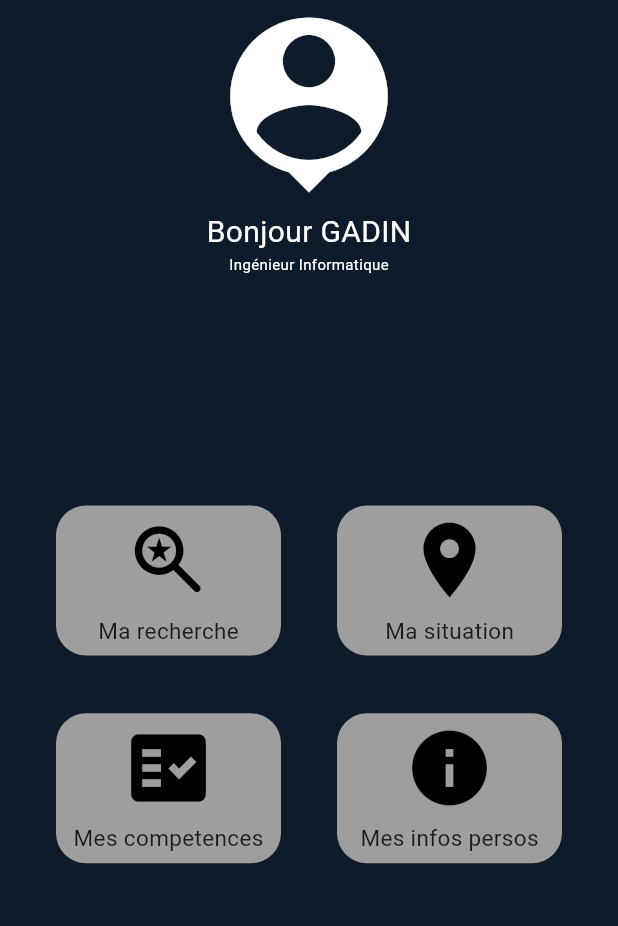
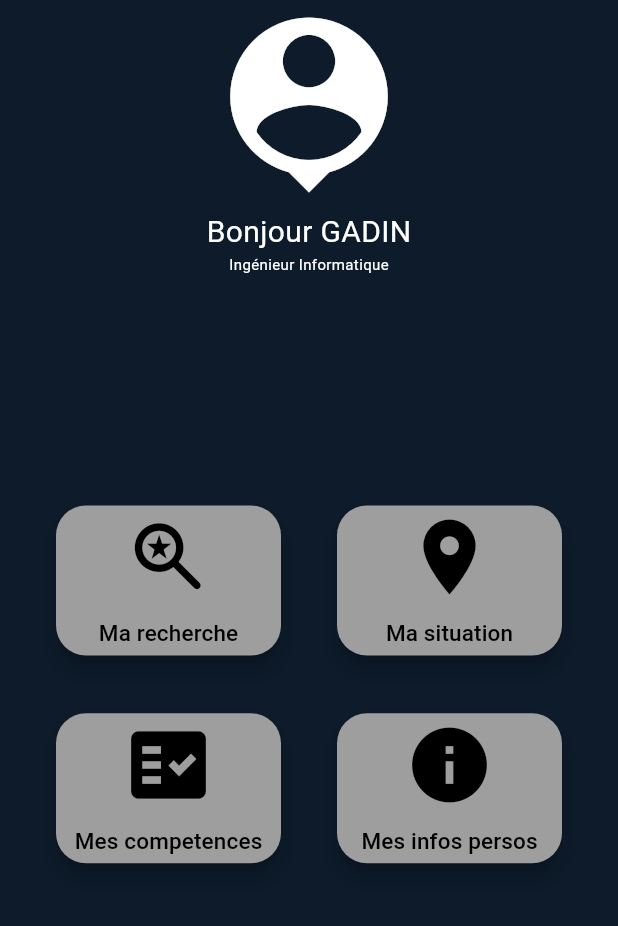
Before and after one commit to algosup/2023-2024-project-5-flutter-team-2, a Flutter app: the CandidateProfile screen opened directly, on a phone screen of 412 x 824 dp, the part 84-1010 px from its top. Run offline on Flutter 3.47's test engine with Material 3 defaults, Android fonts, the phone set to English and light mode, and no system bars; our stand-ins replace get, google_fonts, swipe_cards.

Commit message:
Added button links

```diff
--- a/adoptacandidate/lib/candidate_Profile.dart
+++ b/adoptacandidate/lib/candidate_Profile.dart
@@ -1,3 +1,6 @@
+import 'package:adoptacandidate/MySituation.dart';
+import 'package:adoptacandidate/research.dart';
+import 'package:adoptacandidate/softskills.dart';
 import 'package:flutter/material.dart';
 
 class CandidateProfile extends StatelessWidget {
@@ -30,13 +33,13 @@ class CandidateProfile extends StatelessWidget {
         ),
       ),
       backgroundColor: const Color(0xFF0D1B2A),
-      body: const Column(
+      body: Column(
         children: [
           Expanded(
             child: Column(
               mainAxisAlignment: MainAxisAlignment.start,
               children: [
-                Column(
+                const Column(
                   mainAxisAlignment: MainAxisAlignment.spaceBetween,
                   children: [
                     Icon(
@@ -61,39 +64,66 @@ class CandidateProfile extends StatelessWidget {
                   ],
                 ),
 
-                Spacer(
+                const Spacer(
                     flex:
                         4), // Adjust the flex value to control the space above the containers
                 Row(
                   mainAxisAlignment: MainAxisAlignment.spaceEvenly,
                   children: [
-                    ProfileBox(
+                    ProfileIconButton(
                       text: 'Ma recherche',
                       icon: Icons.saved_search_rounded,
+                      onPressed: () {
+                        // Add profile button action
+                        Navigator.push(
+                            context,
+                            MaterialPageRoute(
+                                builder: (context) =>
+                                     const Research()));
+                      },
                     ),
-                    ProfileBox(
+                    ProfileIconButton(
                       text: 'Ma situation',
                       icon: Icons.location_on,
+                      onPressed: () {
+                        // Add profile button action
+                        Navigator.push(
+                            context,
+                            MaterialPageRoute(
+                                builder: (context) =>
+                                     MySituation()));
+                      },
                     ),
                   ],
                 ),
-                Spacer(
+                const Spacer(
                     flex:
                         1), // Adjust the flex value to control the space below the containers
                 Row(
                   mainAxisAlignment: MainAxisAlignment.spaceEvenly,
                   children: [
-                    ProfileBox(
+                    ProfileIconButton(
                       text: 'Mes competences',
                       icon: Icons.fact_check,
+                      onPressed: () {
+                        // Add profile button action
+                        Navigator.push(
+                            context,
+                            MaterialPageRoute(
+                                builder: (context) =>
+                                     SoftSkills()));
+                      },
                     ),
-                    ProfileBox(
+                    ProfileIconButton(
                       text: 'Mes infos persos',
                       icon: Icons.info,
+                      onPressed: () {
+                        print('Mes infos persos');
+                      },
                     ),
                   ],
                 ),
-                Spacer(flex: 5),
+                const Spacer(flex: 5),
               ],
             ),
           ),
@@ -103,29 +133,41 @@ class CandidateProfile extends StatelessWidget {
   }
 }
 
-class ProfileBox extends StatelessWidget {
+
+class ProfileIconButton extends StatelessWidget {
   final String text;
   final IconData icon;
+  final VoidCallback onPressed;
 
-  const ProfileBox({super.key, required this.text, required this.icon});
+  const ProfileIconButton({
+    super.key,
+    required this.text,
+    required this.icon,
+    required this.onPressed,
+  });
 
   @override
   Widget build(BuildContext context) {
-    return Container(
-      height: 100,
-      width: 150,
-      decoration: const BoxDecoration(
-        color: Colors.grey,
-        borderRadius: BorderRadius.all(Radius.circular(20)),
+    return ElevatedButton(
+      style: ElevatedButton.styleFrom(
+        padding: EdgeInsets.zero, // Remove default padding
+        backgroundColor: Colors.grey, // Background color
+        foregroundColor: Colors.black, // Foreground color
+        shape: RoundedRectangleBorder(
+          borderRadius: BorderRadius.circular(20), // Rounded corners
+        ),
+        fixedSize: const Size(150, 100), // Fixed size for the button
+        elevation: 5, // Adds some elevation to the button
       ),
+      onPressed: onPressed,
       child: Column(
-        mainAxisAlignment: MainAxisAlignment.spaceEvenly,
+        mainAxisAlignment: MainAxisAlignment.center,
         children: [
           Icon(
             icon,
-            color: Colors.black,
             size: 60,
           ),
+          const SizedBox(height: 10), // Spacing between icon and text
           Text(
             text,
             style: const TextStyle(
```
